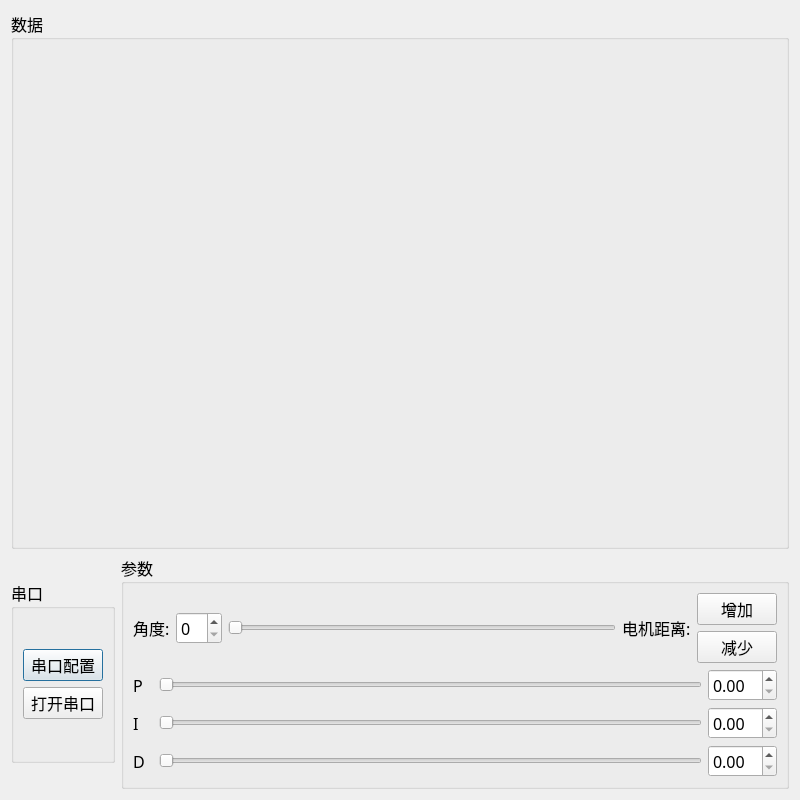
This is debugwindow.ui in HITXZA/diansai2017Uper2 as Qt 5 draws it before an edit. The edited form follows.
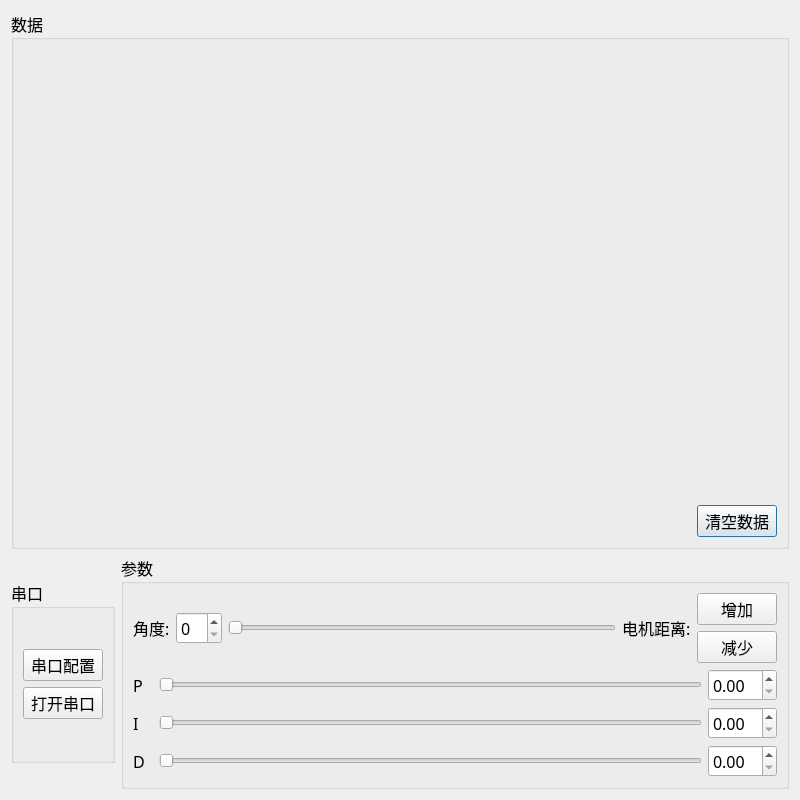
This is the edited form. Custom widgets are drawn as their Qt base class.

Diff of the .ui file:
```diff
--- a/debugwindow.ui
+++ b/debugwindow.ui
@@ -35,7 +35,35 @@
        </property>
        <layout class="QGridLayout" name="gridLayout">
         <item row="0" column="0">
-         <widget class="QwtPlot" name="qwtPlot"/>
+         <layout class="QVBoxLayout" name="verticalLayout_6">
+          <item>
+           <widget class="QwtPlot" name="qwtPlot"/>
+          </item>
+          <item>
+           <layout class="QHBoxLayout" name="horizontalLayout_9">
+            <item>
+             <spacer name="horizontalSpacer">
+              <property name="orientation">
+               <enum>Qt::Horizontal</enum>
+              </property>
+              <property name="sizeHint" stdset="0">
+               <size>
+                <width>40</width>
+                <height>20</height>
+               </size>
+              </property>
+             </spacer>
+            </item>
+            <item>
+             <widget class="QPushButton" name="cleanButton">
+              <property name="text">
+               <string>清空数据</string>
+              </property>
+             </widget>
+            </item>
+           </layout>
+          </item>
+         </layout>
         </item>
        </layout>
       </widget>
```
